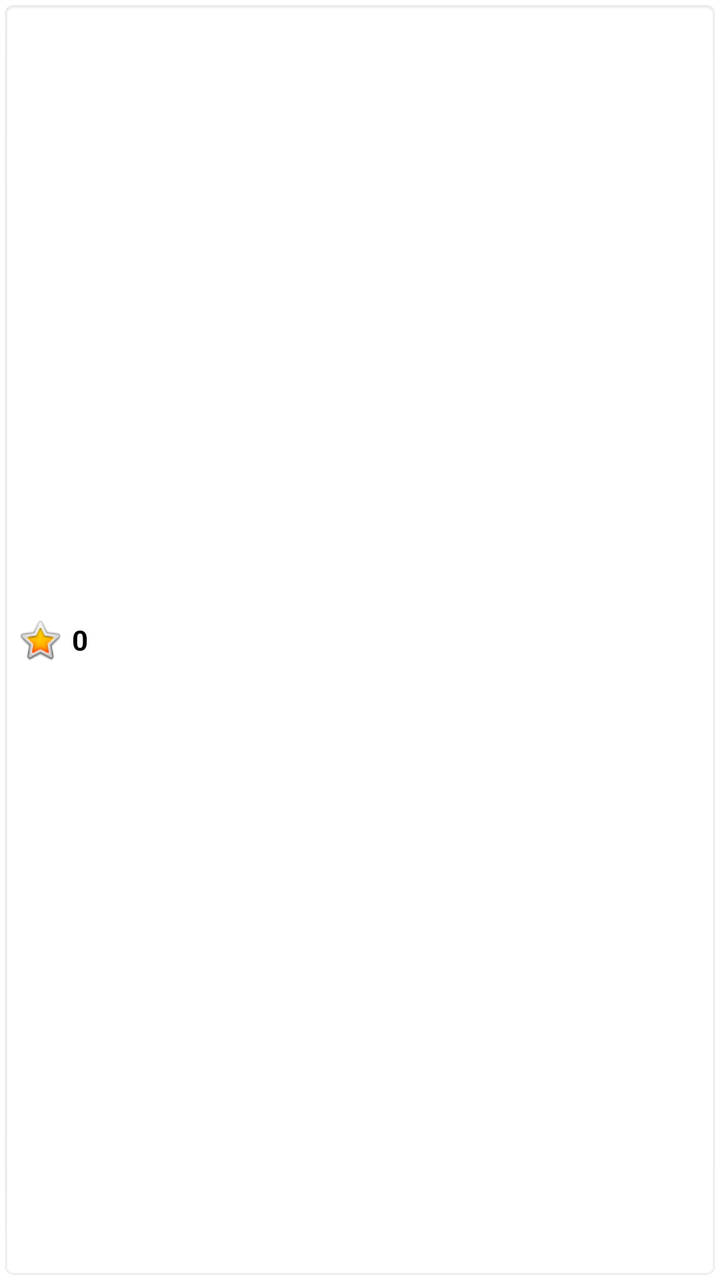
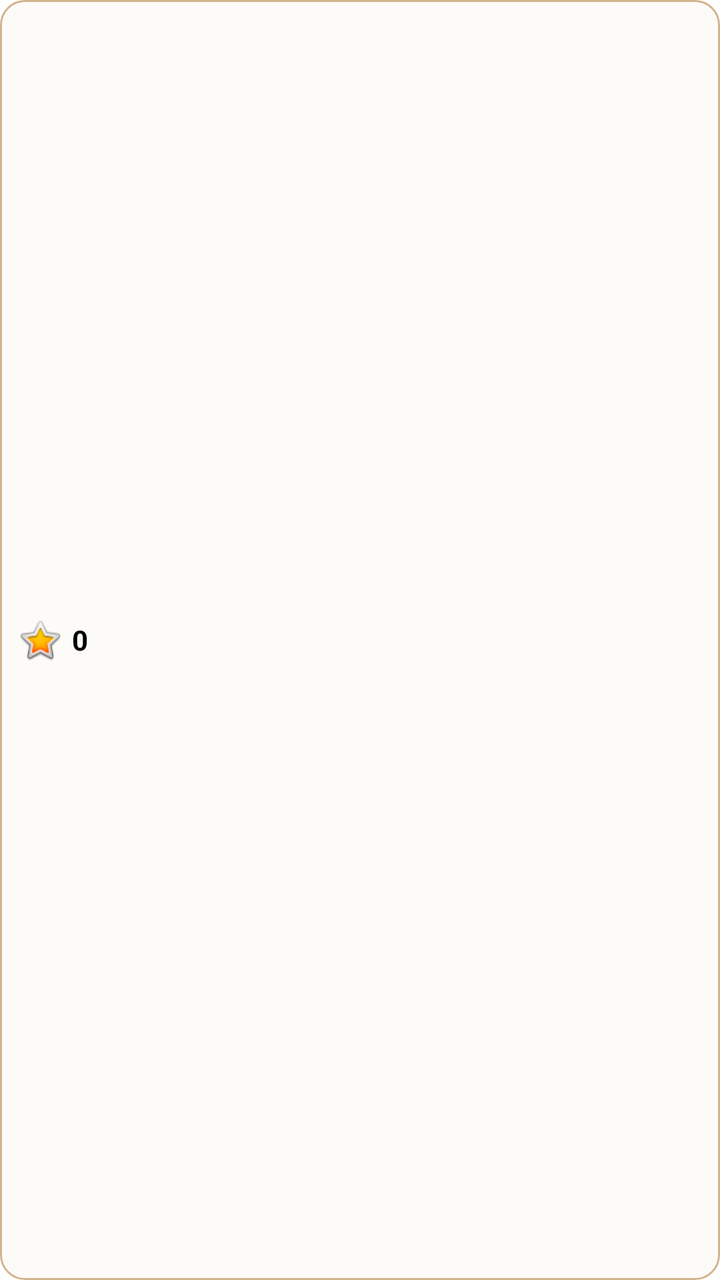

Screens rendered from an Android XML layout before and after an edit, with the pre-edit source and the edit as a unified diff.
<!-- AndroidManifest.xml: application theme Theme.ThapHuongGiaTien -->
<!-- res/layout/layout_gold.xml -->
<?xml version="1.0" encoding="utf-8"?>
<LinearLayout xmlns:android="http://schemas.android.com/apk/res/android"
    android:id="@+id/layoutGold"
    android:layout_width="wrap_content"
    android:layout_height="wrap_content"
    android:background="@android:drawable/editbox_background"
    android:gravity="center_vertical"
    android:orientation="horizontal"
    android:paddingStart="8dp"
    android:paddingEnd="12dp">

    <ImageView
        android:layout_width="24dp"
        android:layout_height="24dp"
        android:src="@android:drawable/btn_star_big_on" />

    <TextView
        android:id="@+id/txtGold"
        android:layout_width="wrap_content"
        android:layout_height="wrap_content"
        android:layout_marginStart="4dp"
        android:text="0"
        android:textColor="@android:color/black"
        android:textStyle="bold" />
</LinearLayout>
<!-- resources referenced by this layout -->
<resources>
  <style name="Theme.ThapHuongGiaTien" parent="Theme.MaterialComponents.DayNight.NoActionBar">
          
          <item name="colorPrimary">@color/purple_500</item>
          <item name="colorPrimaryVariant">@color/purple_700</item>
          <item name="colorOnPrimary">@color/white</item>
          
          <item name="colorSecondary">@color/teal_200</item>
          <item name="colorSecondaryVariant">@color/teal_700</item>
          <item name="colorOnSecondary">@color/black</item>
          
          <item name="android:statusBarColor">@color/white</item>
          <item name="android:windowLightStatusBar">true</item>
          
      </style>
  <color name="purple_500">#FF6200EE</color>
  <color name="purple_700">#FF3700B3</color>
  <color name="white">#FFFFFFFF</color>
  <color name="teal_200">#FF03DAC5</color>
  <color name="teal_700">#FF018786</color>
  <color name="black">#FF000000</color>
</resources>

<!-- the commit's change to res/layout/layout_gold.xml (unified diff, before → after) -->
@@ -3,11 +3,13 @@
     android:id="@+id/layoutGold"
     android:layout_width="wrap_content"
     android:layout_height="wrap_content"
-    android:background="@android:drawable/editbox_background"
+    android:background="@drawable/bg_gold_counter"
     android:gravity="center_vertical"
     android:orientation="horizontal"
     android:paddingStart="8dp"
-    android:paddingEnd="12dp">
+    android:paddingEnd="12dp"
+    android:paddingTop="4dp"
+    android:paddingBottom="4dp">
 
     <ImageView
         android:layout_width="24dp"
<!-- resource entries referenced after the edit -->
@@ -1,5 +1,12 @@
 <!-- resources referenced by this layout -->
 <resources>
+  <!-- drawable bg_gold_counter (drawable) -->
+  <?xml version="1.0" encoding="utf-8"?>
+  <shape xmlns:android="http://schemas.android.com/apk/res/android">
+      <solid android:color="#FDFBF7" />
+      <corners android:radius="12dp" />
+      <stroke android:width="1dp" android:color="#D2B48C" />
+  </shape>
   <style name="Theme.ThapHuongGiaTien" parent="Theme.MaterialComponents.DayNight.NoActionBar">
           
           <item name="colorPrimary">@color/purple_500</item>
